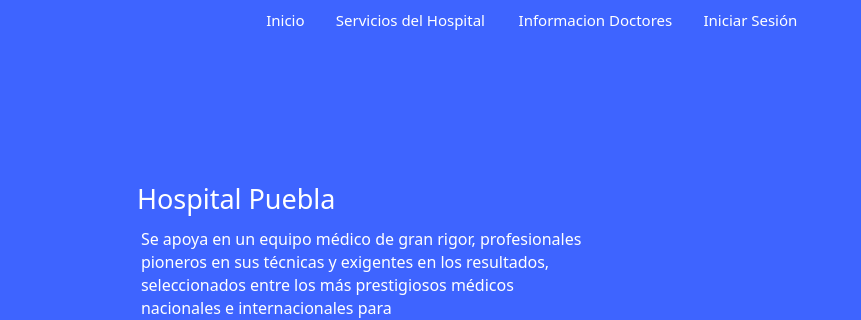
Before: the Qt Designer form hospital-Core/mainwindow.ui in MrDanielG/Hospital-SCRUM, drawn with Qt 5; both pictures show x 505 to 1366 and y 0 to 320 of the 1366 by 750 pixel window.
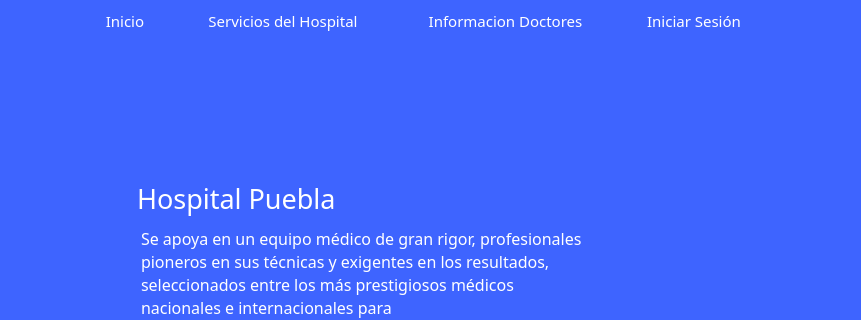
After: the same form once the commit is applied. The open tabs and pages were chosen to show the change. Icons and pictures are not drawn.

Commit message: camios en el menu

```diff
--- a/hospital-Core/mainwindow.ui
+++ b/hospital-Core/mainwindow.ui
@@ -189,10 +189,10 @@
      <widget class="QPushButton" name="btn_servicios">
       <property name="geometry">
        <rect>
-        <x>830</x>
+        <x>710</x>
         <y>10</y>
-        <width>171</width>
-        <height>20</height>
+        <width>156</width>
+        <height>21</height>
        </rect>
       </property>
       <property name="font">
@@ -219,10 +219,10 @@
      <widget class="QPushButton" name="btn_doctores_info">
       <property name="geometry">
        <rect>
-        <x>1010</x>
+        <x>930</x>
         <y>10</y>
-        <width>181</width>
-        <height>20</height>
+        <width>161</width>
+        <height>21</height>
        </rect>
       </property>
       <property name="font">
@@ -249,10 +249,10 @@
      <widget class="QPushButton" name="btn_iniciar_sesion">
       <property name="geometry">
        <rect>
-        <x>1200</x>
+        <x>1150</x>
         <y>10</y>
-        <width>111</width>
-        <height>20</height>
+        <width>98</width>
+        <height>21</height>
        </rect>
       </property>
       <property name="font">
@@ -296,10 +296,10 @@
      <widget class="QPushButton" name="btn_servicios_2">
       <property name="geometry">
        <rect>
-        <x>760</x>
+        <x>610</x>
         <y>10</y>
-        <width>61</width>
-        <height>20</height>
+        <width>40</width>
+        <height>21</height>
        </rect>
       </property>
       <property name="font">
```
Left out of the diff: 12 changed lines with no effect on the pictures.
